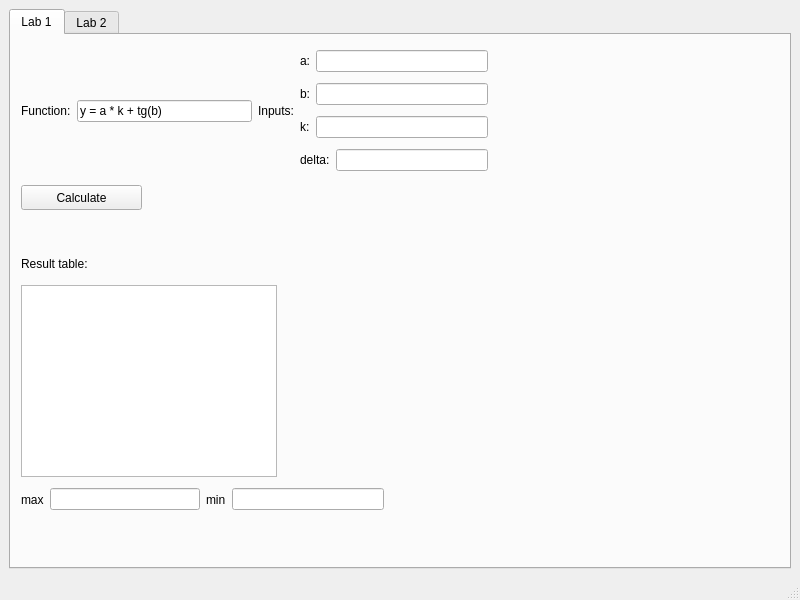
The window that mainwindow.ui (TereshkivS/TechOfPrg) describes before a commit, drawn with Qt 5.
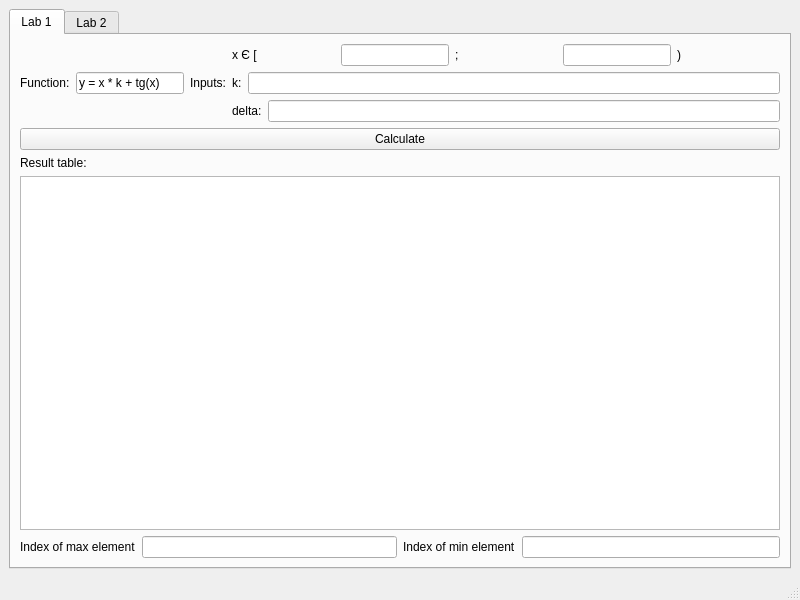
The same window after the commit. The open tabs and pages were chosen to show the change.

Diff of the .ui file:
```diff
--- a/mainwindow.ui
+++ b/mainwindow.ui
@@ -29,28 +29,8 @@
          <attribute name="title">
           <string>Lab 1</string>
          </attribute>
-         <widget class="QLabel" name="resultLabel">
-          <property name="geometry">
-           <rect>
-            <x>10</x>
-            <y>220</y>
-            <width>101</width>
-            <height>17</height>
-           </rect>
-          </property>
-          <property name="text">
-           <string>Result table:</string>
-          </property>
-         </widget>
-         <widget class="QWidget" name="layoutWidget">
-          <property name="geometry">
-           <rect>
-            <x>10</x>
-            <y>10</y>
-            <width>467</width>
-            <height>132</height>
-           </rect>
-          </property>
+         <layout class="QGridLayout" name="gridLayout">
+          <item row="0" column="0">
           <layout class="QHBoxLayout" name="horizontalLayout_13">
            <item>
             <layout class="QHBoxLayout" name="horizontalLayout_2">
@@ -63,8 +43,14 @@
              </item>
              <item>
               <widget class="QLineEdit" name="buildinFunction">
+                <property name="sizePolicy">
+                 <sizepolicy hsizetype="Fixed" vsizetype="Fixed">
+                  <horstretch>0</horstretch>
+                  <verstretch>0</verstretch>
+                 </sizepolicy>
+                </property>
                <property name="text">
-                <string>y = a * k + tg(b)</string>
+                 <string>y = x * k + tg(x)</string>
                </property>
                <property name="readOnly">
                 <bool>true</bool>
@@ -89,26 +75,43 @@
                  <item>
                   <widget class="QLabel" name="aLabel">
                    <property name="text">
-                    <string>a:</string>
+                     <string>х Є [</string>
                    </property>
                   </widget>
                  </item>
                  <item>
-                  <widget class="QLineEdit" name="aLineEdit"/>
-                 </item>
-                </layout>
-               </item>
+                   <widget class="QLineEdit" name="aLineEdit">
+                    <property name="sizePolicy">
+                     <sizepolicy hsizetype="Preferred" vsizetype="Fixed">
+                      <horstretch>0</horstretch>
+                      <verstretch>0</verstretch>
+                     </sizepolicy>
+                    </property>
+                   </widget>
+                  </item>
                <item>
-                <layout class="QHBoxLayout" name="horizontalLayout_4">
-                 <item>
-                  <widget class="QLabel" name="bLabel">
+                   <widget class="QLabel" name="aLabel_2">
                    <property name="text">
-                    <string>b:</string>
+                     <string>;</string>
                    </property>
                   </widget>
                  </item>
                  <item>
-                  <widget class="QLineEdit" name="bLineEdit"/>
+                   <widget class="QLineEdit" name="bLineEdit">
+                    <property name="sizePolicy">
+                     <sizepolicy hsizetype="Preferred" vsizetype="Fixed">
+                      <horstretch>0</horstretch>
+                      <verstretch>0</verstretch>
+                     </sizepolicy>
+                    </property>
+                   </widget>
+                  </item>
+                  <item>
+                   <widget class="QLabel" name="aLabel_3">
+                    <property name="text">
+                     <string>)</string>
+                    </property>
+                   </widget>
                  </item>
                 </layout>
                </item>
@@ -145,46 +148,52 @@
             </layout>
            </item>
           </layout>
-         </widget>
-         <widget class="QTableWidget" name="resultTable">
-          <property name="geometry">
-           <rect>
-            <x>10</x>
-            <y>250</y>
-            <width>256</width>
-            <height>192</height>
-           </rect>
-          </property>
-         </widget>
+          </item>
+          <item row="1" column="0">
          <widget class="QPushButton" name="calculateButton">
-          <property name="geometry">
-           <rect>
-            <x>10</x>
-            <y>150</y>
-            <width>121</width>
-            <height>25</height>
-           </rect>
-          </property>
           <property name="text">
            <string>Calculate</string>
           </property>
          </widget>
-         <widget class="QWidget" name="layoutWidget">
-          <property name="geometry">
-           <rect>
-            <x>10</x>
-            <y>450</y>
-            <width>363</width>
-            <height>29</height>
-           </rect>
-          </property>
+          </item>
+          <item row="2" column="0">
+           <layout class="QVBoxLayout" name="verticalLayout_3">
+            <property name="sizeConstraint">
+             <enum>QLayout::SetMaximumSize</enum>
+            </property>
+            <item>
+             <widget class="QLabel" name="resultLabel">
+              <property name="text">
+               <string>Result table:</string>
+              </property>
+             </widget>
+            </item>
+            <item>
+             <widget class="QTableWidget" name="resultTable">
+              <property name="enabled">
+               <bool>true</bool>
+              </property>
+              <property name="contextMenuPolicy">
+               <enum>Qt::PreventContextMenu</enum>
+              </property>
+              <property name="rowCount">
+               <number>0</number>
+              </property>
+              <property name="columnCount">
+               <number>0</number>
+              </property>
+             </widget>
+            </item>
+           </layout>
+          </item>
+          <item row="3" column="0">
           <layout class="QHBoxLayout" name="horizontalLayout_9">
            <item>
             <layout class="QHBoxLayout" name="horizontalLayout_8">
              <item>
               <widget class="QLabel" name="maxLabel">
                <property name="text">
-                <string>max</string>
+                 <string>Index of max element</string>
                </property>
               </widget>
              </item>
@@ -202,7 +211,7 @@
              <item>
               <widget class="QLabel" name="minLabel">
                <property name="text">
-                <string>min</string>
+                 <string>Index of min element</string>
                </property>
               </widget>
              </item>
@@ -216,7 +225,8 @@
             </layout>
            </item>
           </layout>
-         </widget>
+          </item>
+         </layout>
         </widget>
         <widget class="QWidget" name="lab2Tab">
          <attribute name="title">
```
Left out of the diff: 33 changed lines with no effect on the pictures. Lines whose indentation alone changed are shown as unchanged.
